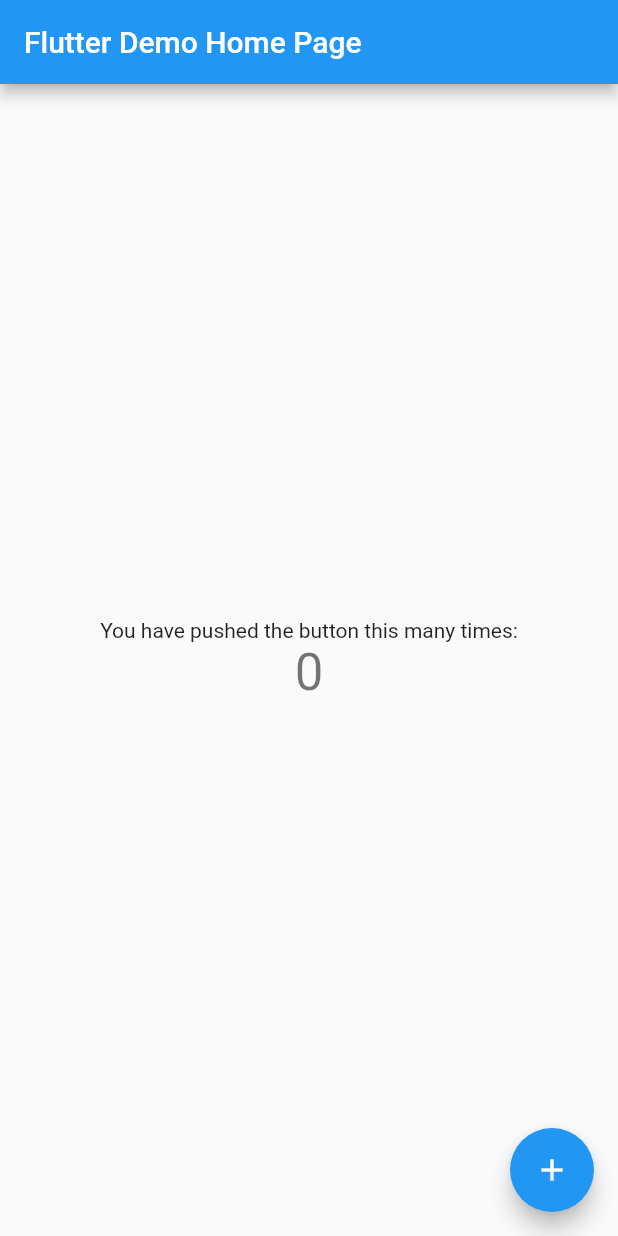
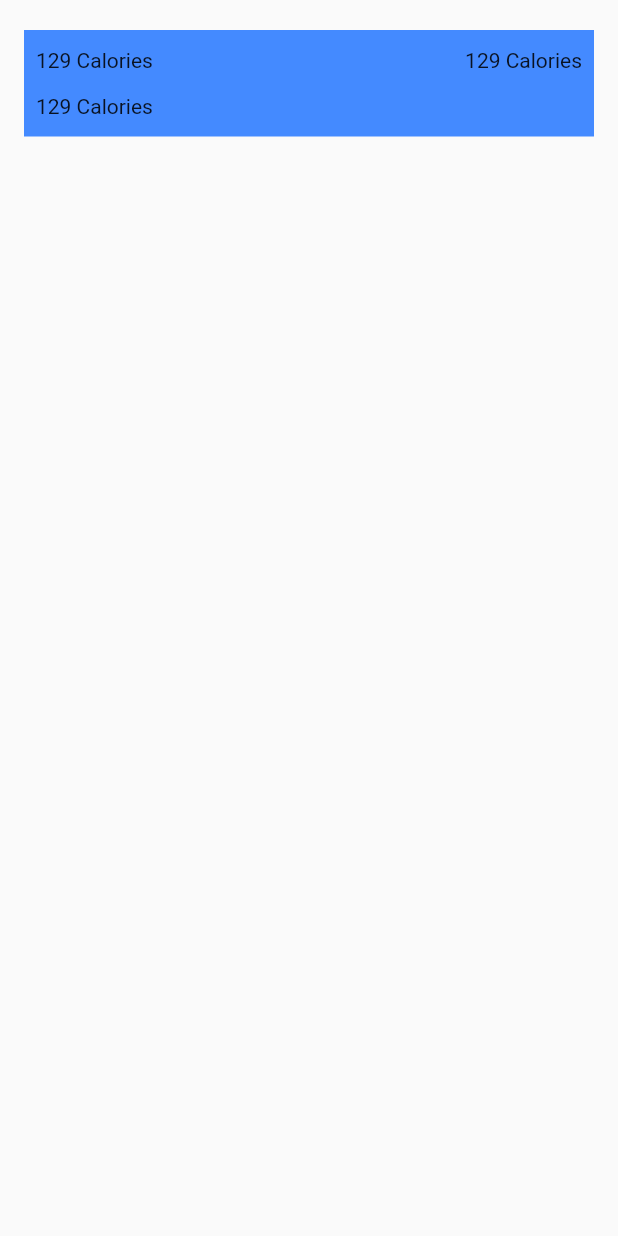
Before and after one commit to ali-susanto/kaloriku, a Flutter app: the screen it shows after launch, on a phone screen of 412 x 824 dp. Run offline on Flutter 3.47's test engine with Material 2 defaults, Android fonts, the phone set to English and light mode, and no system bars.

Commit message:
add home screen & profile screen

```diff
--- a/lib/main.dart
+++ b/lib/main.dart
@@ -1,4 +1,5 @@
 import 'package:flutter/material.dart';
+import 'package:kaloriku/screen/home/home_screen.dart';
 
 void main() {
   runApp(const MyApp());
@@ -11,96 +12,11 @@
   @override
   Widget build(BuildContext context) {
     return MaterialApp(
-      title: 'Flutter Demo',
-      theme: ThemeData(
-        primarySwatch: Colors.blue,
-      ),
-      home: const MyHomePage(title: 'Flutter Demo Home Page'),
-    );
+        debugShowCheckedModeBanner: false,
+        title: 'Kaloriku',
+        theme: ThemeData(
+          primarySwatch: Colors.blue,
+        ),
+        home: const HomeScreen());
   }
 }
-
-class MyHomePage extends StatefulWidget {
-  const MyHomePage({Key? key, required this.title}) : super(key: key);
-
-  // This widget is the home page of your application. It is stateful, meaning
-  // that it has a State object (defined below) that contains fields that affect
-  // how it looks.
-
-  // This class is the configuration for the state. It holds the values (in this
-  // case the title) provided by the parent (in this case the App widget) and
-  // used by the build method of the State. Fields in a Widget subclass are
-  // always marked "final".
-
-  final String title;
-
-  @override
-  State<MyHomePage> createState() => _MyHomePageState();
-}
-
-class _MyHomePageState extends State<MyHomePage> {
-  int _counter = 0;
-
-  void _incrementCounter() {
-    setState(() {
-      // This call to setState tells the Flutter framework that something has
-      // changed in this State, which causes it to rerun the build method below
-      // so that the display can reflect the updated values. If we changed
-      // _counter without calling setState(), then the build method would not be
-      // called again, and so nothing would appear to happen.
-      _counter++;
-    });
-  }
-
-  @override
-  Widget build(BuildContext context) {
-    // This method is rerun every time setState is called, for instance as done
-    // by the _incrementCounter method above.
-    //
-    // The Flutter framework has been optimized to make rerunning build methods
-    // fast, so that you can just rebuild anything that needs updating rather
-    // than having to individually change instances of widgets.
-    return Scaffold(
-      appBar: AppBar(
-        // Here we take the value from the MyHomePage object that was created by
-        // the App.build method, and use it to set our appbar title.
-        title: Text(widget.title),
-      ),
-      body: Center(
-        // Center is a layout widget. It takes a single child and positions it
-        // in the middle of the parent.
-        child: Column(
-          // Column is also a layout widget. It takes a list of children and
-          // arranges them vertically. By default, it sizes itself to fit its
-          // children horizontally, and tries to be as tall as its parent.
-          //
-          // Invoke "debug painting" (press "p" in the console, choose the
-          // "Toggle Debug Paint" action from the Flutter Inspector in Android
-          // Studio, or the "Toggle Debug Paint" command in Visual Studio Code)
-          // to see the wireframe for each widget.
-          //
-          // Column has various properties to control how it sizes itself and
-          // how it positions its children. Here we use mainAxisAlignment to
-          // center the children vertically; the main axis here is the vertical
-          // axis because Columns are vertical (the cross axis would be
-          // horizontal).
-          mainAxisAlignment: MainAxisAlignment.center,
-          children: <Widget>[
-            const Text(
-              'You have pushed the button this many times:',
-            ),
-            Text(
-              '$_counter',
-              style: Theme.of(context).textTheme.headline4,
-            ),
-          ],
-        ),
-      ),
-      floatingActionButton: FloatingActionButton(
-        onPressed: _incrementCounter,
-        tooltip: 'Increment',
-        child: const Icon(Icons.add),
-      ), // This trailing comma makes auto-formatting nicer for build methods.
-    );
-  }
-}
--- /dev/null
+++ b/lib/screen/home/home_screen.dart
@@ -0,0 +1,49 @@
+import 'package:flutter/material.dart';
+
+class HomeScreen extends StatefulWidget {
+  const HomeScreen({Key? key}) : super(key: key);
+
+  @override
+  State<HomeScreen> createState() => _HomeScreenState();
+}
+
+class _HomeScreenState extends State<HomeScreen> {
+  @override
+  Widget build(BuildContext context) {
+    Size size = MediaQuery.of(context).size;
+    return Scaffold(
+      body: SafeArea(
+        child: Padding(
+          padding: const EdgeInsets.symmetric(vertical: 20, horizontal: 16),
+          child: Column(
+            children: [
+              Container(
+                width: size.width,
+                color: Colors.blueAccent,
+                padding:
+                    const EdgeInsets.symmetric(vertical: 12, horizontal: 8),
+                child: Column(
+                  mainAxisAlignment: MainAxisAlignment.start,
+                  crossAxisAlignment: CrossAxisAlignment.start,
+                  children: [
+                    Row(
+                      mainAxisAlignment: MainAxisAlignment.spaceBetween,
+                      children: const [
+                        Text('129 Calories'),
+                        Text('129 Calories'),
+                      ],
+                    ),
+                    const SizedBox(
+                      height: 15,
+                    ),
+                    const Text('129 Calories')
+                  ],
+                ),
+              )
+            ],
+          ),
+        ),
+      ),
+    );
+  }
+}
--- /dev/null
+++ b/lib/screen/profile/profile_screen.dart
@@ -0,0 +1,14 @@
+import 'package:flutter/material.dart';
+
+class ProfileScreen extends StatelessWidget {
+  const ProfileScreen({Key? key}) : super(key: key);
+
+  @override
+  Widget build(BuildContext context) {
+    return Scaffold(
+      body: Column(
+        children: const [Text('Profile')],
+      ),
+    );
+  }
+}
```
